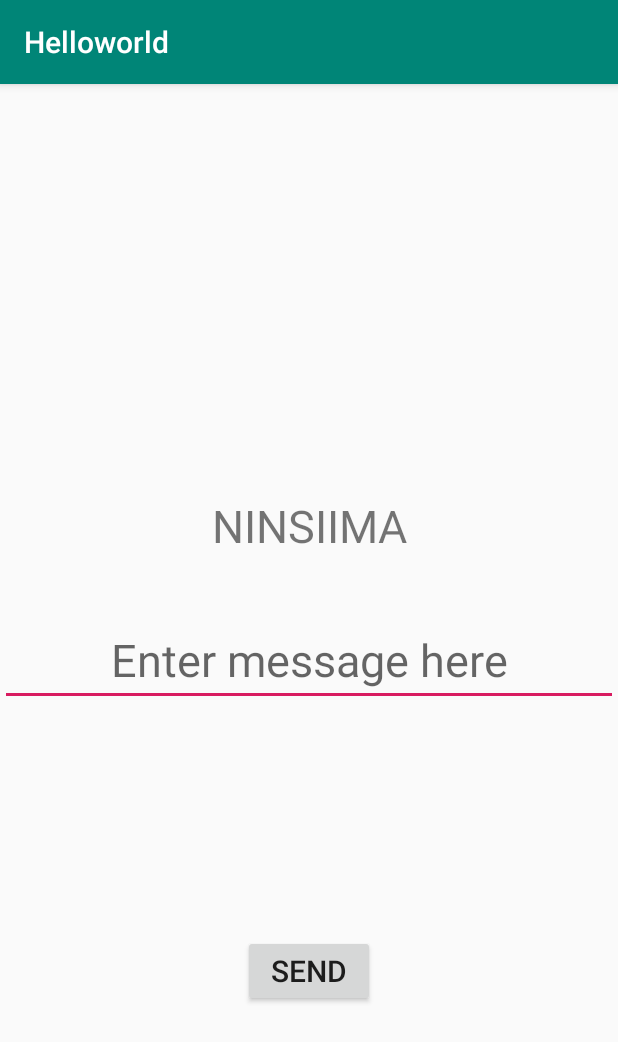
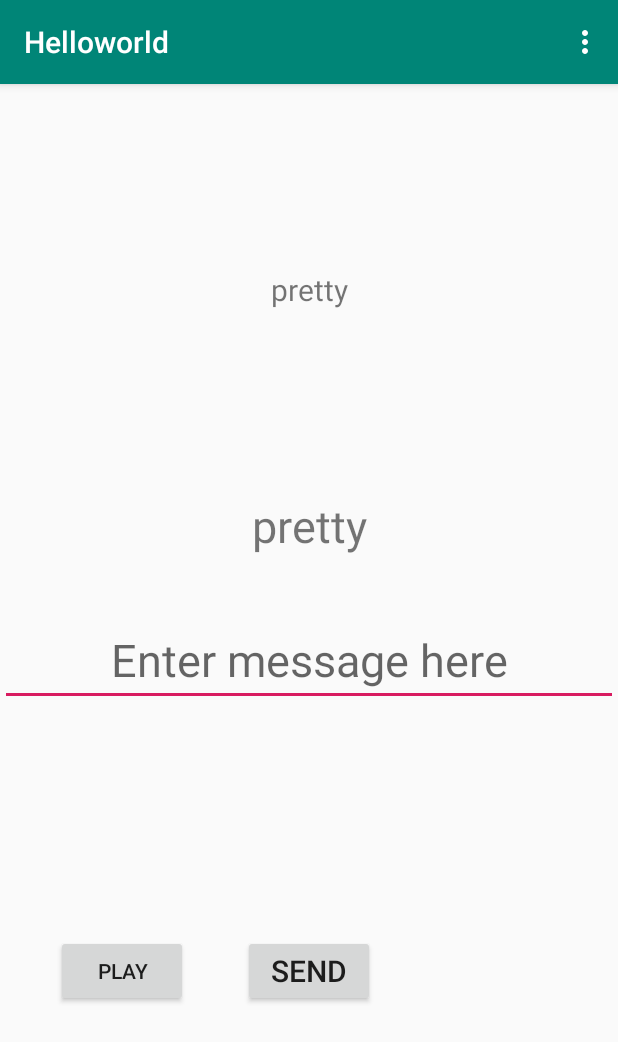
Before and after one commit to NinsiimaD/Helloworld, an Android app: the screen it shows after launch (MainActivity), on a phone screen of 412 x 824 dp. Shown: the top 1042 px of the screen. Run offline under Robolectric (Android 15) with nearby library versions, the phone set to English and light mode, and no system bars.

Commit message:
Class practice

```diff
--- a/app/src/main/AndroidManifest.xml
+++ b/app/src/main/AndroidManifest.xml
@@ -9,7 +9,11 @@
         android:roundIcon="@mipmap/ic_launcher_round"
         android:supportsRtl="true"
         android:theme="@style/AppTheme">
-        <activity android:name=".DisplayMessageActivity"></activity>
+        <activity android:name=".bottom_activity"></activity>
+        <activity android:name=".top_activity" />
+        <activity android:name=".End_activity" />
+        <activity android:name=".Begin_activity" />
+        <activity android:name=".DisplayMessageActivity" />
         <activity android:name=".MainActivity">
             <intent-filter>
                 <action android:name="android.intent.action.MAIN" />
--- a/app/src/main/java/com/example/helloworld/MainActivity.java
+++ b/app/src/main/java/com/example/helloworld/MainActivity.java
@@ -1,10 +1,15 @@
 package com.example.helloworld;
 
+import androidx.annotation.NonNull;
 import androidx.appcompat.app.AppCompatActivity;
 
 import android.content.Intent;
 import android.os.Bundle;
+import android.view.Menu;
+import android.view.MenuInflater;
+import android.view.MenuItem;
 import android.view.View;
+import android.widget.Button;
 import android.widget.EditText;
 import android.widget.Toast;
 
@@ -14,6 +19,14 @@ public class MainActivity extends AppCompatActivity {
     protected void onCreate(Bundle savedInstanceState) {
         super.onCreate(savedInstanceState);
         setContentView(R.layout.activity_main);
+        Button p=(Button)findViewById(R.id.button3);
+        p.setOnClickListener(new View.OnClickListener() {
+            @Override
+            public void onClick(View v) {
+                Intent intent = new Intent(MainActivity.this,top_activity.class);
+                startActivity(intent);
+            }
+        });
 
 
 
@@ -29,4 +42,26 @@ public class MainActivity extends AppCompatActivity {
 
 
         }
+
+    @Override
+    public boolean onCreateOptionsMenu(Menu menu) {
+        MenuInflater inflater =getMenuInflater();
+        inflater.inflate(R.menu.men,menu);
+        return true;
+    }
+
+    @Override
+    public boolean onOptionsItemSelected(@NonNull MenuItem item) {
+        switch (item.getItemId()){
+            case R.id.media:
+                startActivity(new Intent(this,Begin_activity.class));
+                return  true;
+            case R.id.search:
+                startActivity(new Intent(this,End_activity.class));
+                return  true;
+default:
+            return true;
+        }
+
+    }
 }
--- a/app/src/main/res/layout/activity_main.xml
+++ b/app/src/main/res/layout/activity_main.xml
@@ -47,4 +47,25 @@
         app:layout_constraintStart_toStartOf="parent"
         app:layout_constraintTop_toBottomOf="@+id/message" />
 
+    <TextView
+        android:id="@+id/textView"
+        android:layout_width="wrap_content"
+        android:layout_height="wrap_content"
+        android:text="@string/ninsiima"
+        android:textSize="20dp"
+        app:layout_constraintBottom_toTopOf="@+id/textView2"
+        app:layout_constraintEnd_toEndOf="parent"
+        app:layout_constraintStart_toStartOf="parent"
+        app:layout_constraintTop_toTopOf="parent" />
+
+    <Button
+        android:id="@+id/button3"
+        android:layout_width="wrap_content"
+        android:layout_height="wrap_content"
+        android:text="play"
+        app:layout_constraintBottom_toBottomOf="parent"
+        app:layout_constraintEnd_toStartOf="@+id/sendbutton"
+        app:layout_constraintStart_toStartOf="parent"
+        app:layout_constraintTop_toBottomOf="@+id/message" />
+
 </androidx.constraintlayout.widget.ConstraintLayout>
--- /dev/null
+++ b/app/src/main/res/menu/men.xml
@@ -0,0 +1,7 @@
+<?xml version="1.0" encoding="utf-8"?>
+<menu xmlns:app="http://schemas.android.com/apk/res-auto"
+    xmlns:android="http://schemas.android.com/apk/res/android">
+
+    <item android:title="photos" android:id="@+id/media" />
+    <item android:title="music" android:id="@+id/search"/>
+</menu>
--- a/app/src/main/res/values/strings.xml
+++ b/app/src/main/res/values/strings.xml
@@ -1,4 +1,4 @@
 <resources>
     <string name="app_name">Helloworld</string>
-    <string name="ninsiima">NINSIIMA</string>
+    <string name="ninsiima">pretty</string>
 </resources>
```
Also changed, not shown: app/src/main/java/com/example/helloworld/Begin_activity.java (added, +14 -0 lines), app/src/main/java/com/example/helloworld/End_activity.java (added, +14 -0 lines), app/src/main/java/com/example/helloworld/bottom_activity.java (added, +14 -0 lines), app/src/main/java/com/example/helloworld/top_activity.java (added, +29 -0 lines), app/src/main/res/layout/activity_begin.xml (added, +9 -0 lines), app/src/main/res/layout/activity_bottom_activity.xml (added, +9 -0 lines), app/src/main/res/layout/activity_end.xml (added, +9 -0 lines), app/src/main/res/layout/activity_top.xml (added, +19 -0 lines), 4 other files.
